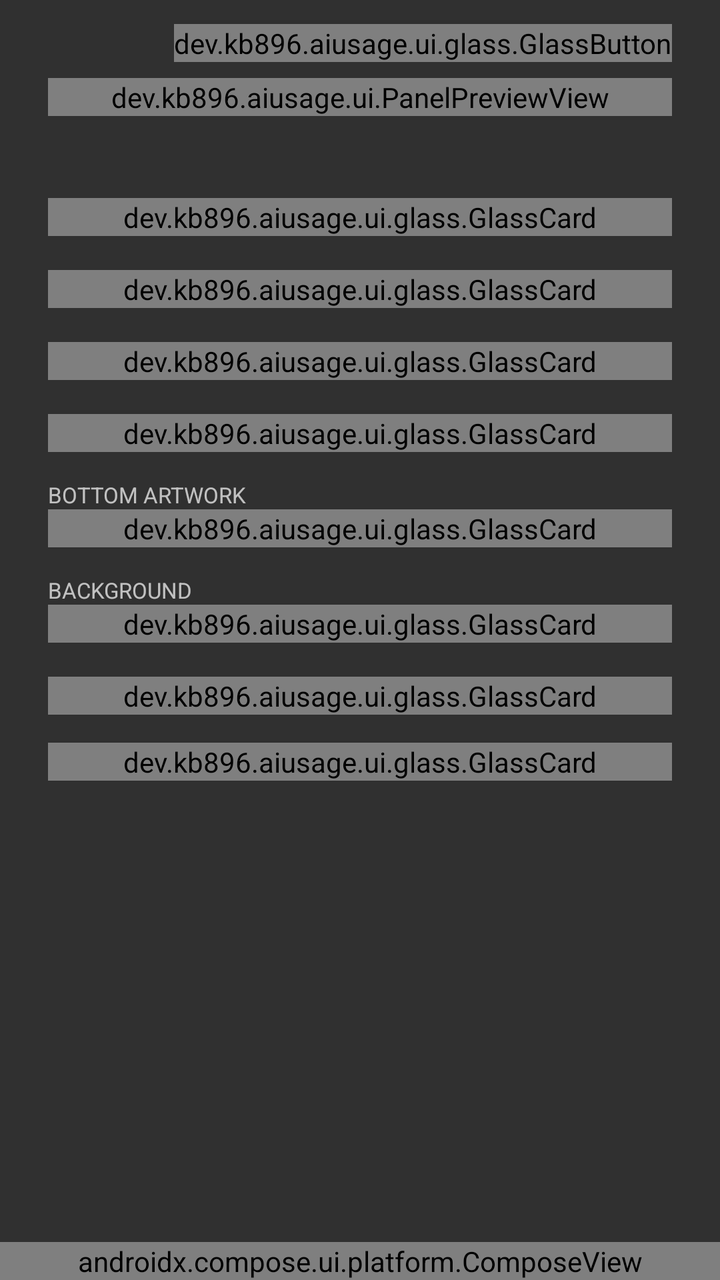
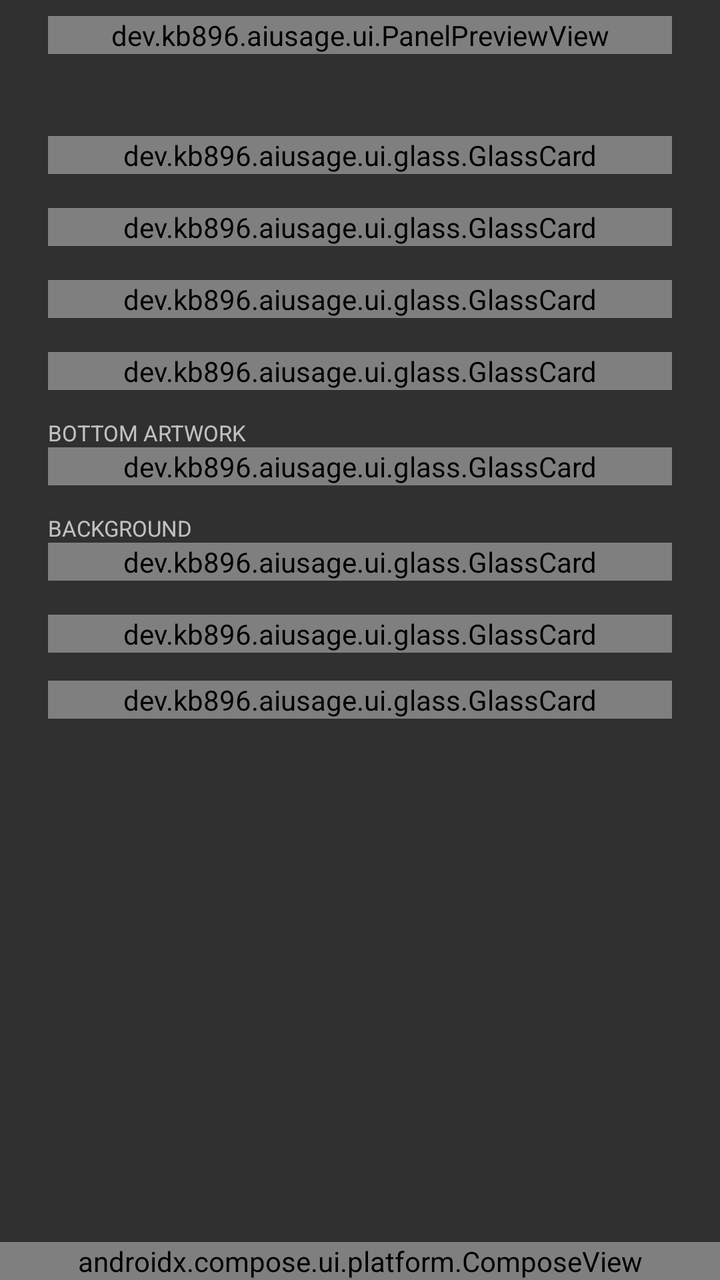

Two renders of the same Android screen: before a commit and after it. Below are the layout's source before the change and the commit's diff.
<!-- AndroidManifest.xml: application theme android:Theme.Material.NoActionBar -->
<!-- res/layout/activity_main.xml -->
<?xml version="1.0" encoding="utf-8"?>
<FrameLayout xmlns:android="http://schemas.android.com/apk/res/android"
    android:id="@+id/root_host"
    android:layout_width="match_parent"
    android:layout_height="match_parent">

<LinearLayout
    android:id="@+id/root_layout"
    android:layout_width="match_parent"
    android:layout_height="match_parent"
    android:orientation="vertical">

    <TextView
        android:id="@+id/preview_heading"
        android:layout_width="match_parent"
        android:layout_height="wrap_content"
        android:visibility="gone"
        android:text="ON THE BACK"
        android:textSize="12sp" />

    
    <LinearLayout
        android:layout_width="match_parent"
        android:layout_height="wrap_content"
        android:gravity="end|center_vertical"
        android:orientation="horizontal"
        android:paddingStart="24dp"
        android:paddingTop="12dp"
        android:paddingEnd="24dp">

        <dev.kb896.aiusage.ui.glass.GlassButton
            android:id="@+id/onboarding_button"
            android:layout_width="wrap_content"
            android:layout_height="wrap_content"
            android:text="Setup"
            android:textSize="13sp" />
    </LinearLayout>

    <dev.kb896.aiusage.ui.PanelPreviewView
        android:id="@+id/panel_preview"
        android:layout_width="match_parent"
        android:layout_height="wrap_content"
        android:layout_marginStart="24dp"
        android:layout_marginTop="8dp"
        android:layout_marginEnd="24dp" />

    <View
        android:id="@+id/rule_pinned"
        android:layout_width="match_parent"
        android:layout_height="1dp"
        android:layout_marginTop="16dp" />

    <ScrollView
        android:id="@+id/root_scroll"
        android:layout_width="match_parent"
        android:layout_height="0dp"
        android:layout_weight="1"
        android:clipToPadding="false">

        <LinearLayout
            android:id="@+id/settings_layout"
            android:layout_width="match_parent"
            android:layout_height="wrap_content"
            android:orientation="vertical"
            android:padding="24dp">

        
        <dev.kb896.aiusage.ui.glass.GlassCard
            android:id="@+id/card_recovery"
            android:layout_width="match_parent"
            android:layout_height="wrap_content"
            android:orientation="vertical">

        
        <TextView
            android:id="@+id/recovery_note"
            android:layout_width="match_parent"
            android:layout_height="wrap_content"
            android:layout_marginTop="12dp"
            android:textSize="13sp"
            android:visibility="gone" />

        <HorizontalScrollView
            android:id="@+id/recovery_scroll"
            android:layout_width="match_parent"
            android:layout_height="wrap_content"
            android:layout_marginTop="4dp"
            android:scrollbars="horizontal"
            android:visibility="gone">

            <EditText
                android:id="@+id/recovery_command"
                android:layout_width="wrap_content"
                android:layout_height="wrap_content"
                android:background="@android:color/transparent"
                android:cursorVisible="false"
                android:importantForAutofill="no"
                android:inputType="none"
                android:paddingTop="2dp"
                android:paddingBottom="2dp"
                android:singleLine="true"
                android:textSize="13sp" />
        </HorizontalScrollView>

        <TextView
            android:id="@+id/recovery_display_absent"
            android:layout_width="match_parent"
            android:layout_height="wrap_content"
            android:layout_marginTop="8dp"
            android:textSize="13sp"
            android:visibility="gone" />

        </dev.kb896.aiusage.ui.glass.GlassCard>

        <View
            android:id="@+id/rule_1"
            android:layout_width="match_parent"
            android:layout_height="1dp"
            android:layout_marginTop="16dp" />

        <TextView
            android:id="@+id/setup_heading"
            android:layout_width="match_parent"
            android:layout_height="wrap_content"
            android:text="ONBOARDING"
            android:textSize="12sp"
            android:visibility="gone" />

        <dev.kb896.aiusage.ui.glass.GlassCard
            android:id="@+id/card_setup"
            android:layout_width="match_parent"
            android:layout_height="wrap_content"
            android:orientation="vertical">

        <LinearLayout
            android:id="@+id/setup_rows"
            android:layout_width="match_parent"
            android:layout_height="wrap_content"
            android:orientation="vertical" />

        </dev.kb896.aiusage.ui.glass.GlassCard>

        
        <LinearLayout
            android:id="@+id/tab_usage"
            android:layout_width="match_parent"
            android:layout_height="wrap_content"
            android:orientation="vertical">

        <View
            android:id="@+id/rule_2"
            android:layout_width="match_parent"
            android:layout_height="1dp"
            android:layout_marginTop="16dp" />

        <dev.kb896.aiusage.ui.glass.GlassCard
            android:id="@+id/card_control"
            android:layout_width="match_parent"
            android:layout_height="wrap_content"
            android:orientation="vertical">

        
        <dev.kb896.aiusage.ui.glass.GlassButton
            android:id="@+id/show_button"
            android:layout_width="match_parent"
            android:layout_height="wrap_content"
            android:text="Show on the back"
            android:textSize="13sp" />

        </dev.kb896.aiusage.ui.glass.GlassCard>


        <View
            android:id="@+id/rule_settings"
            android:layout_width="match_parent"
            android:layout_height="1dp"
            android:layout_marginTop="16dp" />

        <TextView
            android:id="@+id/settings_heading"
            android:visibility="gone"
            android:layout_width="match_parent"
            android:layout_height="wrap_content"
            android:layout_marginTop="16dp"
            android:text="PANEL"
            android:textSize="12sp" />

        <dev.kb896.aiusage.ui.glass.GlassCard
            android:id="@+id/card_panel"
            android:layout_width="match_parent"
            android:layout_height="wrap_content"
            android:orientation="vertical">

        <TextView
            android:id="@+id/settings_title_label"
            android:layout_width="match_parent"
            android:layout_height="wrap_content"
            android:layout_marginTop="10dp"
            android:text="TITLE"
            android:textSize="11sp" />

        
        <LinearLayout
            android:layout_width="match_parent"
            android:layout_height="wrap_content"
            android:layout_marginTop="2dp"
            android:baselineAligned="false"
            android:gravity="center_vertical"
            android:orientation="horizontal">

            <dev.kb896.aiusage.ui.glass.GlassField
                android:id="@+id/settings_title"
                android:layout_width="0dp"
                android:layout_height="wrap_content"
                android:layout_weight="1"
                android:hint="CLAUDE USAGE"
                android:inputType="textCapCharacters"
                android:maxLines="1"
                android:textSize="14sp" />

            <dev.kb896.aiusage.ui.glass.GlassChip
                android:id="@+id/settings_title_color"
                android:layout_width="36dp"
                android:layout_height="36dp"
                android:layout_marginStart="12dp" />
        </LinearLayout>

        <LinearLayout
            android:id="@+id/settings_rows"
            android:layout_width="match_parent"
            android:layout_height="wrap_content"
            android:orientation="vertical" />

        </dev.kb896.aiusage.ui.glass.GlassCard>

        <TextView
            android:id="@+id/settings_art_label"
            android:layout_width="match_parent"
            android:layout_height="wrap_content"
            android:layout_marginTop="14dp"
            android:text="BOTTOM ARTWORK"
            android:textSize="11sp" />

        <dev.kb896.aiusage.ui.glass.GlassCard
            android:id="@+id/card_art"
            android:layout_width="match_parent"
            android:layout_height="wrap_content"
            android:orientation="vertical">

        <dev.kb896.aiusage.ui.glass.GlassButton
            android:id="@+id/art_pick"
            android:layout_width="match_parent"
            android:layout_height="wrap_content"
            android:layout_marginTop="4dp"
            android:text="Choose an image"
            android:textSize="13sp" />

        </dev.kb896.aiusage.ui.glass.GlassCard>

        
        <TextView
            android:id="@+id/backdrop_heading"
            android:layout_width="match_parent"
            android:layout_height="wrap_content"
            android:layout_marginTop="14dp"
            android:text="BACKGROUND"
            android:textSize="11sp" />

        <dev.kb896.aiusage.ui.glass.GlassCard
            android:id="@+id/card_backdrop"
            android:layout_width="match_parent"
            android:layout_height="wrap_content"
            android:orientation="vertical">

        <LinearLayout
            android:layout_width="match_parent"
            android:layout_height="wrap_content"
            android:layout_marginTop="4dp"
            android:baselineAligned="false"
            android:orientation="horizontal">

            <dev.kb896.aiusage.ui.glass.GlassButton
                android:id="@+id/backdrop_color"
                android:layout_width="0dp"
                android:layout_height="wrap_content"
                android:layout_weight="1"
                android:text="COLOR"
                android:textSize="13sp" />

            <dev.kb896.aiusage.ui.glass.GlassButton
                android:id="@+id/backdrop_pick"
                android:layout_width="0dp"
                android:layout_height="wrap_content"
                android:layout_marginStart="6dp"
                android:layout_weight="1"
                android:text="IMAGE"
                android:textSize="13sp" />

            <dev.kb896.aiusage.ui.glass.GlassIconButton
                android:id="@+id/backdrop_clear"
                android:layout_width="52dp"
                android:layout_height="match_parent"
                android:layout_marginStart="6dp"
                android:contentDescription="Remove the background image"
                android:scaleType="centerInside"
                android:src="@drawable/ic_trash" />
        </LinearLayout>

        </dev.kb896.aiusage.ui.glass.GlassCard>

        <View
            android:id="@+id/rule_advanced"
            android:layout_width="match_parent"
            android:layout_height="1dp"
            android:layout_marginTop="16dp" />

        <dev.kb896.aiusage.ui.glass.GlassCard
            android:id="@+id/card_advanced"
            android:layout_width="match_parent"
            android:layout_height="wrap_content"
            android:orientation="vertical">

        <TextView
            android:id="@+id/geo_heading"
            android:layout_width="match_parent"
            android:layout_height="wrap_content"
            android:layout_marginTop="16dp"
            android:text="ADVANCED  ▸"
            android:textSize="12sp" />

        <LinearLayout
            android:id="@+id/geo_body"
            android:layout_width="match_parent"
            android:layout_height="wrap_content"
            android:orientation="vertical"
            android:visibility="gone">

        <TextView
            android:id="@+id/geo_hint"
            android:layout_width="match_parent"
            android:layout_height="wrap_content"
            android:layout_marginTop="4dp"
            android:text="For a phone whose rear display is not the one this was measured on — a larger model, say. Both rings share X and radius so they cannot drift apart. Changes show on the back as you drag."
            android:textSize="10sp" />

        <LinearLayout
            android:id="@+id/advanced_rows"
            android:layout_width="match_parent"
            android:layout_height="wrap_content"
            android:orientation="vertical" />

        <TextView
            android:id="@+id/geo_cx_label"
            android:layout_width="match_parent"
            android:layout_height="wrap_content"
            android:layout_marginTop="10dp"
            android:text="RING X"
            android:textSize="11sp" />

        <dev.kb896.aiusage.ui.glass.GlassSlider
            style="@style/PanelSeekBar"
            android:id="@+id/geo_cx"
            android:layout_width="match_parent"
            android:layout_height="wrap_content" />

        <TextView
            android:id="@+id/geo_cy1_label"
            android:layout_width="match_parent"
            android:layout_height="wrap_content"
            android:layout_marginTop="10dp"
            android:text="PERSONAL Y"
            android:textSize="11sp" />

        <dev.kb896.aiusage.ui.glass.GlassSlider
            style="@style/PanelSeekBar"
            android:id="@+id/geo_cy1"
            android:layout_width="match_parent"
            android:layout_height="wrap_content" />

        <TextView
            android:id="@+id/geo_cy2_label"
            android:layout_width="match_parent"
            android:layout_height="wrap_content"
            android:layout_marginTop="10dp"
            android:text="WORK Y"
            android:textSize="11sp" />

        <dev.kb896.aiusage.ui.glass.GlassSlider
            style="@style/PanelSeekBar"
            android:id="@+id/geo_cy2"
            android:layout_width="match_parent"
            android:layout_height="wrap_content" />

        <TextView
            android:id="@+id/geo_radius_label"
            android:layout_width="match_parent"
            android:layout_height="wrap_content"
            android:layout_marginTop="10dp"
            android:text="RADIUS"
            android:textSize="11sp" />

        <dev.kb896.aiusage.ui.glass.GlassSlider
            style="@style/PanelSeekBar"
            android:id="@+id/geo_radius"
            android:layout_width="match_parent"
            android:layout_height="wrap_content" />

        <TextView
            android:id="@+id/geo_stroke_label"
            android:layout_width="match_parent"
            android:layout_height="wrap_content"
            android:layout_marginTop="10dp"
            android:text="STROKE"
            android:textSize="11sp" />

        <dev.kb896.aiusage.ui.glass.GlassSlider
            style="@style/PanelSeekBar"
            android:id="@+id/geo_stroke"
            android:layout_width="match_parent"
            android:layout_height="wrap_content" />

        <dev.kb896.aiusage.ui.glass.GlassButton
            android:id="@+id/geo_reset"
            android:layout_width="match_parent"
            android:layout_height="wrap_content"
            android:layout_marginTop="12dp"
            android:text="Reset to measured defaults"
            android:textSize="13sp" />

        </LinearLayout>

        </dev.kb896.aiusage.ui.glass.GlassCard>

        
        <FrameLayout
            android:id="@+id/debug_slot"
            android:layout_width="match_parent"
            android:layout_height="wrap_content" />

        
        <dev.kb896.aiusage.ui.glass.GlassCard
            android:id="@+id/card_credits"
            android:layout_width="match_parent"
            android:layout_height="wrap_content"
            android:layout_marginTop="14dp"
            android:orientation="vertical">

        <dev.kb896.aiusage.ui.glass.GlassButton
            android:id="@+id/credits"
            android:layout_width="match_parent"
            android:layout_height="wrap_content"
            android:layout_marginTop="4dp"
            android:text="Credits"
            android:textSize="13sp" />

        </dev.kb896.aiusage.ui.glass.GlassCard>

        </LinearLayout>

        <LinearLayout
            android:id="@+id/tab_clock"
            android:layout_width="match_parent"
            android:layout_height="wrap_content"
            android:orientation="vertical"
            android:visibility="gone">

        <TextView
            android:id="@+id/clock_heading"
            android:visibility="gone"
            android:layout_width="match_parent"
            android:layout_height="wrap_content"
            android:layout_marginTop="16dp"
            android:text="CLOCK PAGE"
            android:textSize="12sp" />

        <dev.kb896.aiusage.ui.glass.GlassCard
            android:id="@+id/card_clock"
            android:layout_width="match_parent"
            android:layout_height="wrap_content"
            android:orientation="vertical">

        <LinearLayout
            android:id="@+id/clock_rows"
            android:layout_width="match_parent"
            android:layout_height="wrap_content"
            android:orientation="vertical" />

        </dev.kb896.aiusage.ui.glass.GlassCard>

        </LinearLayout>

        <LinearLayout
            android:id="@+id/tab_media"
            android:layout_width="match_parent"
            android:layout_height="wrap_content"
            android:orientation="vertical"
            android:visibility="gone">

        <TextView
            android:id="@+id/media_heading"
            android:visibility="gone"
            android:layout_width="match_parent"
            android:layout_height="wrap_content"
            android:layout_marginTop="16dp"
            android:text="MEDIA PAGE"
            android:textSize="12sp" />

        <dev.kb896.aiusage.ui.glass.GlassCard
            android:id="@+id/card_media"
            android:layout_width="match_parent"
            android:layout_height="wrap_content"
            android:orientation="vertical">

        <LinearLayout
            android:id="@+id/media_rows"
            android:layout_width="match_parent"
            android:layout_height="wrap_content"
            android:orientation="vertical" />

        </dev.kb896.aiusage.ui.glass.GlassCard>

        </LinearLayout>

        <LinearLayout
            android:id="@+id/tab_aod"
            android:layout_width="match_parent"
            android:layout_height="wrap_content"
            android:orientation="vertical"
            android:visibility="gone">

        <TextView
            android:id="@+id/aod_heading"
            android:visibility="gone"
            android:layout_width="match_parent"
            android:layout_height="wrap_content"
            android:layout_marginTop="16dp"
            android:text="ALWAYS-ON"
            android:textSize="12sp" />

        <dev.kb896.aiusage.ui.glass.GlassCard
            android:id="@+id/card_aod"
            android:layout_width="match_parent"
            android:layout_height="wrap_content"
            android:orientation="vertical">

        <LinearLayout
            android:id="@+id/aod_rows"
            android:layout_width="match_parent"
            android:layout_height="wrap_content"
            android:orientation="vertical" />

        </dev.kb896.aiusage.ui.glass.GlassCard>

        </LinearLayout>

        </LinearLayout>
    </ScrollView>
</LinearLayout>


<androidx.compose.ui.platform.ComposeView
    android:id="@+id/tab_bar"
    android:layout_width="match_parent"
    android:layout_height="wrap_content"
    android:layout_gravity="bottom" />
</FrameLayout>
<!-- resources referenced by this layout -->
<resources>
  <!-- drawable ic_trash (drawable) -->
  <vector xmlns:android="http://schemas.android.com/apk/res/android"
      android:width="24dp"
      android:height="24dp"
      android:viewportWidth="24"
      android:viewportHeight="24"
      android:tint="?android:attr/textColorPrimary">
      <path
          android:fillColor="@android:color/white"
          android:pathData="M6,19c0,1.1 0.9,2 2,2h8c1.1,0 2,-0.9 2,-2V7H6v12zM19,4h-3.5l-1,-1h-5l-1,1H5v2h14V4z" />
  </vector>
  <style name="PanelSeekBar" parent="@android:style/Widget.Material.SeekBar">
          <item name="android:progressDrawable">@drawable/seek_track</item>
          <item name="android:thumb">@drawable/seek_thumb</item>
          <item name="android:thumbOffset">0dp</item>
          
          <item name="android:splitTrack">false</item>
          <item name="android:background">@null</item>
      </style>
  <!-- drawable seek_track (drawable) -->
  <?xml version="1.0" encoding="utf-8"?>
  <layer-list xmlns:android="http://schemas.android.com/apk/res/android">
      <item android:id="@android:id/background">
          <shape android:shape="rectangle">
              <solid android:color="#FF2A2C2E" />
              <size android:height="6dp" />
          </shape>
      </item>
      <item android:id="@android:id/progress">
          <clip>
              <shape android:shape="rectangle">
                  <solid android:color="#FFB5BD68" />
                  <size android:height="6dp" />
              </shape>
          </clip>
      </item>
  </layer-list>
  <!-- drawable seek_thumb (drawable) -->
  <?xml version="1.0" encoding="utf-8"?>
  <shape xmlns:android="http://schemas.android.com/apk/res/android"
      android:shape="rectangle">
      <solid android:color="#FFB5BD68" />
      <size android:width="18dp" android:height="18dp" />
  </shape>
</resources>

<!-- the commit's change to res/layout/activity_main.xml (unified diff, before → after) -->
@@ -17,24 +17,6 @@
         android:visibility="gone"
         android:text="ON THE BACK"
         android:textSize="12sp" />
-
-    
-    <LinearLayout
-        android:layout_width="match_parent"
-        android:layout_height="wrap_content"
-        android:gravity="end|center_vertical"
-        android:orientation="horizontal"
-        android:paddingStart="24dp"
-        android:paddingTop="12dp"
-        android:paddingEnd="24dp">
-
-        <dev.kb896.aiusage.ui.glass.GlassButton
-            android:id="@+id/onboarding_button"
-            android:layout_width="wrap_content"
-            android:layout_height="wrap_content"
-            android:text="Setup"
-            android:textSize="13sp" />
-    </LinearLayout>
 
     <dev.kb896.aiusage.ui.PanelPreviewView
         android:id="@+id/panel_preview"
